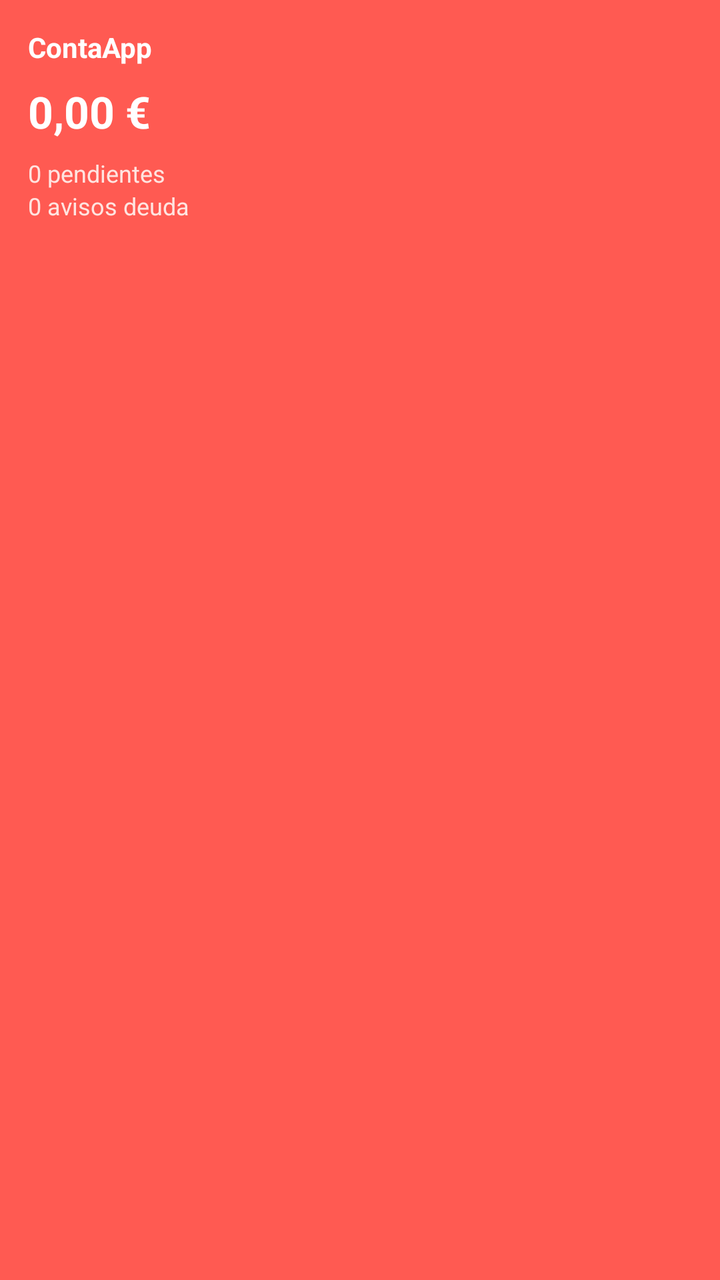
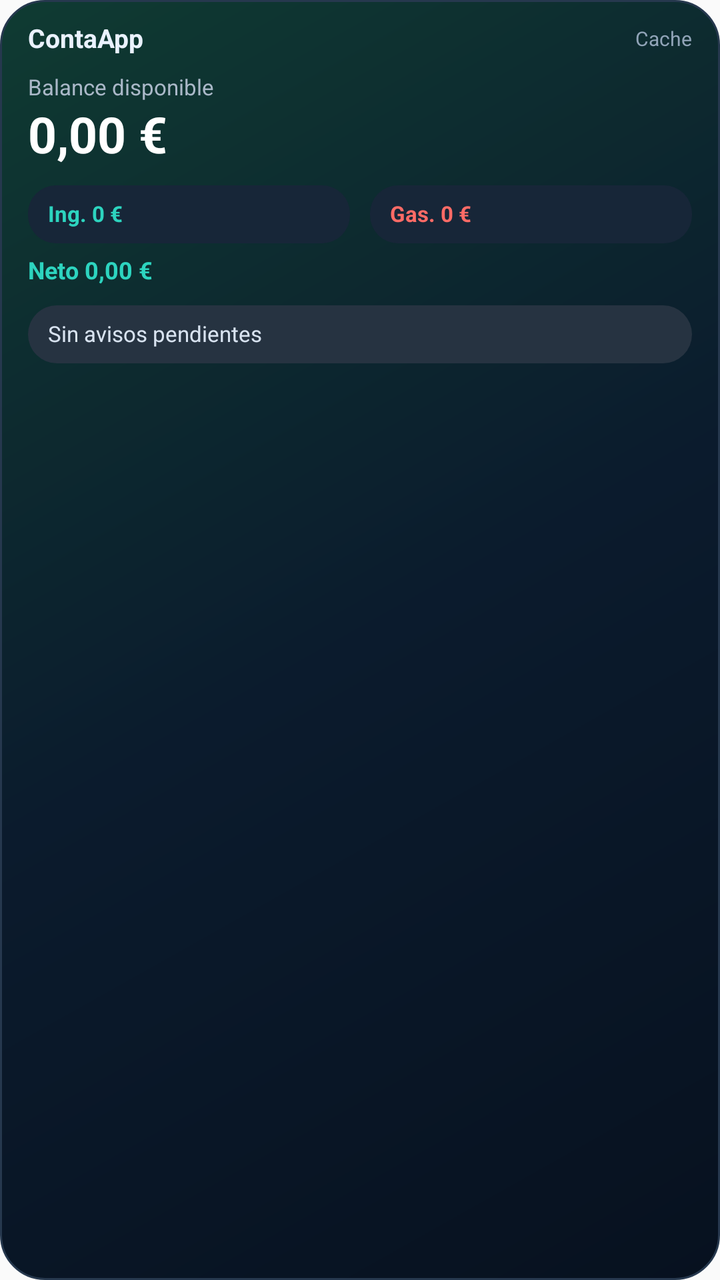

Screens rendered from an Android XML layout before and after an edit, with the pre-edit source and the edit as a unified diff.
<!-- AndroidManifest.xml: application theme Theme.ContaApp -->
<!-- res/layout/widget_conta_summary.xml -->
<?xml version="1.0" encoding="utf-8"?>
<LinearLayout xmlns:android="http://schemas.android.com/apk/res/android"
    android:layout_width="match_parent"
    android:layout_height="match_parent"
    android:background="#FF5A52"
    android:orientation="vertical"
    android:padding="14dp">

    <TextView
        android:id="@+id/widget_title"
        android:layout_width="match_parent"
        android:layout_height="wrap_content"
        android:text="ContaApp"
        android:textColor="#FFFFFF"
        android:textSize="14sp"
        android:textStyle="bold" />

    <TextView
        android:id="@+id/widget_balance"
        android:layout_width="match_parent"
        android:layout_height="wrap_content"
        android:layout_marginTop="8dp"
        android:text="0,00 €"
        android:textColor="#FFFFFF"
        android:textSize="22sp"
        android:textStyle="bold" />

    <TextView
        android:id="@+id/widget_pending"
        android:layout_width="match_parent"
        android:layout_height="wrap_content"
        android:layout_marginTop="8dp"
        android:text="0 pendientes"
        android:textColor="#FFE4E0"
        android:textSize="12sp" />

    <TextView
        android:id="@+id/widget_alerts"
        android:layout_width="match_parent"
        android:layout_height="wrap_content"
        android:text="0 avisos deuda"
        android:textColor="#FFE4E0"
        android:textSize="12sp" />
</LinearLayout>
<!-- resources referenced by this layout -->
<resources>
  <style name="Theme.ContaApp" parent="android:style/Theme.Material.Light.NoActionBar">
          <item name="android:windowLightStatusBar">true</item>
          <item name="android:statusBarColor">#F8FAFC</item>
          <item name="android:navigationBarColor">#F8FAFC</item>
      </style>
</resources>

<!-- the commit's change to res/layout/widget_conta_summary.xml (unified diff, before → after) -->
@@ -1,44 +1,122 @@
 <?xml version="1.0" encoding="utf-8"?>
 <LinearLayout xmlns:android="http://schemas.android.com/apk/res/android"
+    android:id="@+id/widget_root"
     android:layout_width="match_parent"
     android:layout_height="match_parent"
-    android:background="#FF5A52"
-    android:orientation="vertical"
-    android:padding="14dp">
+    android:background="@drawable/widget_card_background"
+    android:orientation="vertical">
+
+    <LinearLayout
+        android:layout_width="match_parent"
+        android:layout_height="wrap_content"
+        android:gravity="center_vertical"
+        android:orientation="horizontal">
+
+        <TextView
+            android:id="@+id/widget_title"
+            android:layout_width="0dp"
+            android:layout_height="wrap_content"
+            android:layout_weight="1"
+            android:includeFontPadding="false"
+            android:text="ContaApp"
+            android:textColor="#EAF2FF"
+            android:textSize="13sp"
+            android:textStyle="bold" />
+
+        <TextView
+            android:id="@+id/widget_updated"
+            android:layout_width="wrap_content"
+            android:layout_height="wrap_content"
+            android:includeFontPadding="false"
+            android:text="Cache"
+            android:textColor="#91A4B8"
+            android:textSize="10sp" />
+    </LinearLayout>
 
     <TextView
-        android:id="@+id/widget_title"
+        android:id="@+id/widget_balance_label"
         android:layout_width="match_parent"
         android:layout_height="wrap_content"
-        android:text="ContaApp"
-        android:textColor="#FFFFFF"
-        android:textSize="14sp"
-        android:textStyle="bold" />
+        android:layout_marginTop="10dp"
+        android:includeFontPadding="false"
+        android:text="Balance disponible"
+        android:textColor="#AAB8C8"
+        android:textSize="11sp" />
 
     <TextView
         android:id="@+id/widget_balance"
         android:layout_width="match_parent"
         android:layout_height="wrap_content"
-        android:layout_marginTop="8dp"
+        android:layout_marginTop="3dp"
+        android:ellipsize="end"
+        android:includeFontPadding="false"
+        android:maxLines="1"
         android:text="0,00 €"
         android:textColor="#FFFFFF"
-        android:textSize="22sp"
+        android:textSize="25sp"
+        android:textStyle="bold" />
+
+    <LinearLayout
+        android:layout_width="match_parent"
+        android:layout_height="wrap_content"
+        android:layout_marginTop="10dp"
+        android:orientation="horizontal">
+
+        <TextView
+            android:id="@+id/widget_income"
+            android:layout_width="0dp"
+            android:layout_height="wrap_content"
+            android:layout_marginEnd="5dp"
+            android:layout_weight="1"
+            android:background="@drawable/widget_metric_background"
+            android:includeFontPadding="false"
+            android:paddingHorizontal="10dp"
+            android:paddingVertical="8dp"
+            android:text="Ing. 0 €"
+            android:textColor="#2DD4BF"
+            android:textSize="11sp"
+            android:textStyle="bold" />
+
+        <TextView
+            android:id="@+id/widget_expense"
+            android:layout_width="0dp"
+            android:layout_height="wrap_content"
+            android:layout_marginStart="5dp"
+            android:layout_weight="1"
+            android:background="@drawable/widget_metric_background"
+            android:includeFontPadding="false"
+            android:paddingHorizontal="10dp"
+            android:paddingVertical="8dp"
+            android:text="Gas. 0 €"
+            android:textColor="#FF6B66"
+            android:textSize="11sp"
+            android:textStyle="bold" />
+    </LinearLayout>
+
+    <TextView
+        android:id="@+id/widget_net"
+        android:layout_width="match_parent"
+        android:layout_height="wrap_content"
+        android:layout_marginTop="7dp"
+        android:includeFontPadding="false"
+        android:text="Neto 0,00 €"
+        android:textColor="#2DD4BF"
+        android:textSize="12sp"
         android:textStyle="bold" />
 
     <TextView
-        android:id="@+id/widget_pending"
+        android:id="@+id/widget_attention"
         android:layout_width="match_parent"
         android:layout_height="wrap_content"
-        android:layout_marginTop="8dp"
-        android:text="0 pendientes"
-        android:textColor="#FFE4E0"
-        android:textSize="12sp" />
+        android:layout_marginTop="10dp"
+        android:background="@drawable/widget_attention_background"
+        android:ellipsize="end"
+        android:includeFontPadding="false"
+        android:maxLines="1"
+        android:paddingHorizontal="10dp"
+        android:paddingVertical="8dp"
+        android:text="Sin avisos pendientes"
+        android:textColor="#D8E3F0"
+        android:textSize="11sp" />
 
-    <TextView
-        android:id="@+id/widget_alerts"
-        android:layout_width="match_parent"
-        android:layout_height="wrap_content"
-        android:text="0 avisos deuda"
-        android:textColor="#FFE4E0"
-        android:textSize="12sp" />
 </LinearLayout>
<!-- resource entries referenced after the edit -->
@@ -1,5 +1,38 @@
 <!-- resources referenced by this layout -->
 <resources>
+  <!-- drawable widget_attention_background (drawable) -->
+  <?xml version="1.0" encoding="utf-8"?>
+  <shape xmlns:android="http://schemas.android.com/apk/res/android"
+      android:shape="rectangle">
+      <corners android:radius="20dp" />
+      <solid android:color="#263341" />
+  </shape>
+  <!-- drawable widget_card_background (drawable) -->
+  <?xml version="1.0" encoding="utf-8"?>
+  <shape xmlns:android="http://schemas.android.com/apk/res/android"
+      android:shape="rectangle">
+      <corners android:radius="22dp" />
+      <gradient
+          android:angle="135"
+          android:startColor="#07111F"
+          android:centerColor="#0B1B2D"
+          android:endColor="#0F3B32" />
+      <stroke
+          android:width="1dp"
+          android:color="#26384E" />
+      <padding
+          android:left="14dp"
+          android:top="12dp"
+          android:right="14dp"
+          android:bottom="12dp" />
+  </shape>
+  <!-- drawable widget_metric_background (drawable) -->
+  <?xml version="1.0" encoding="utf-8"?>
+  <shape xmlns:android="http://schemas.android.com/apk/res/android"
+      android:shape="rectangle">
+      <corners android:radius="14dp" />
+      <solid android:color="#172638" />
+  </shape>
   <style name="Theme.ContaApp" parent="android:style/Theme.Material.Light.NoActionBar">
           <item name="android:windowLightStatusBar">true</item>
           <item name="android:statusBarColor">#F8FAFC</item>
